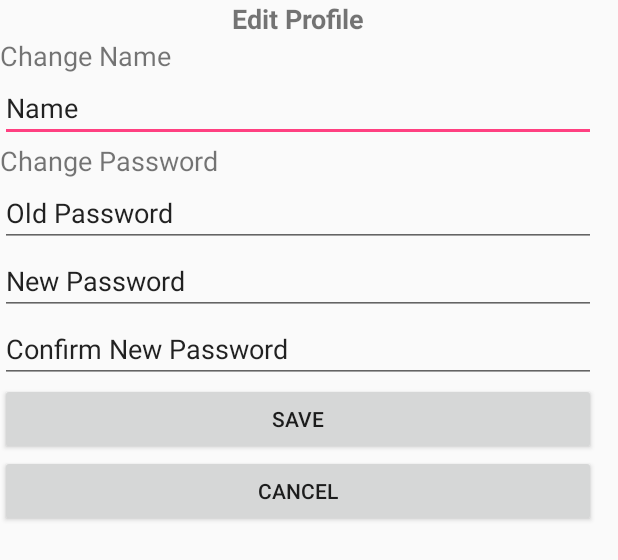
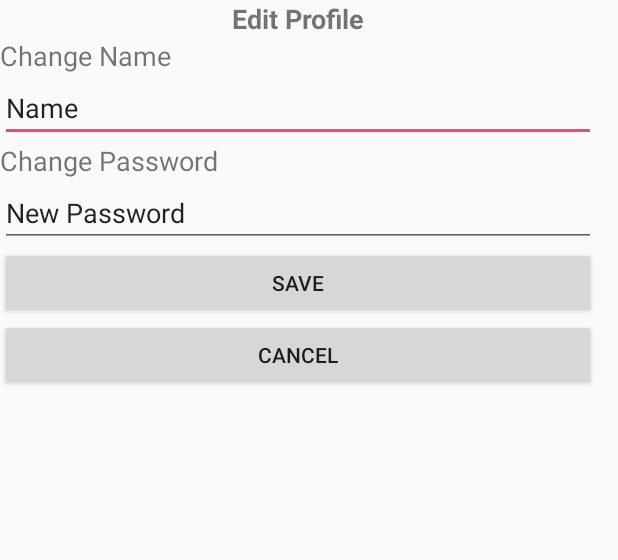
Before and after one commit to Rahafmm/HIREME, an Android app: the layout activity_edit_profile.xml on its own in the app's theme, with its tools: preview values and no code run, on a phone screen of 412 x 824 dp. Shown: the top 560 px of the screen. Run offline under Robolectric (Android 15) with nearby library versions, the phone set to English and light mode, and no system bars.

Commit message:
password Bug

```diff
--- a/app/src/main/AndroidManifest.xml
+++ b/app/src/main/AndroidManifest.xml
@@ -21,6 +21,7 @@
         <activity android:name=".LoginActivity" />
         <activity android:name=".ProfileEditActivity2" />
         <activity android:name=".ProfileActivity" />
+        <activity android:name=".AccuontActivity.EditProfileActivity" />
         <activity android:name=".RegisterOrgActivity" />
         <activity android:name=".LoginOrgActivity" />
         <activity android:name=".activityAddPosition" />
--- a/app/src/main/java/com/example/hp/hireme/ProfileActivity.java
+++ b/app/src/main/java/com/example/hp/hireme/ProfileActivity.java
@@ -8,6 +8,7 @@ import android.widget.Button;
 import android.widget.ImageButton;
 import android.widget.TextView;
 
+import com.example.hp.hireme.AccuontActivity.EditProfileActivity;
 import com.google.firebase.auth.FirebaseAuth;
 import com.google.firebase.auth.FirebaseUser;
 
@@ -53,7 +54,8 @@ private ImageButton imageButton8;
             startActivity(new Intent(this, LoginActivity.class));
         }
         if(view==imageButton8){
-            startActivity(new Intent(this, ProfileEditActivity2.class));
+            //startActivity(new Intent(this, ProfileEditActivity2.class));
+            startActivity(new Intent(this, EditProfileActivity.class));
         }
         if(view==addpos){
             startActivity(new Intent(this, activityAddPosition.class));
--- a/app/src/main/res/layout/activity_edit_profile.xml
+++ b/app/src/main/res/layout/activity_edit_profile.xml
@@ -128,15 +128,6 @@
             android:textSize="18sp" />
 
         <EditText
-            android:id="@+id/oldPass"
-            android:layout_width="match_parent"
-            android:layout_height="wrap_content"
-            android:ems="10"
-            android:hint="old password"
-            android:inputType="textPersonName"
-            android:text="Old Password" />
-
-        <EditText
             android:id="@+id/newPass"
             android:layout_width="match_parent"
             android:layout_height="wrap_content"
@@ -144,15 +135,6 @@
             android:hint="new password"
             android:inputType="textPersonName"
             android:text="New Password" />
-
-        <EditText
-            android:id="@+id/conPass"
-            android:layout_width="match_parent"
-            android:layout_height="wrap_content"
-            android:ems="10"
-            android:hint="confirm new password"
-            android:inputType="textPersonName"
-            android:text="Confirm New Password" />
 
         <Button
             android:id="@+id/save"
```
Also changed, not shown: app/src/main/java/com/example/hp/hireme/AccuontActivity/EditProfileActivity.java (+104 -20 lines).
